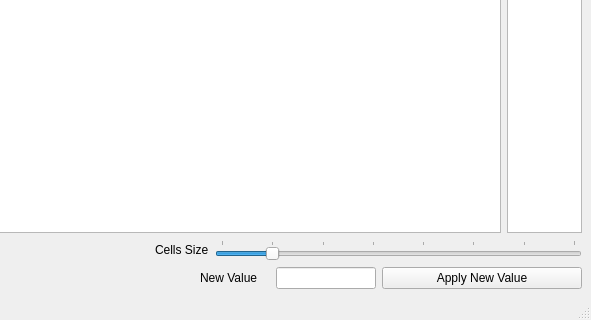
First picture: the form in designer/ui_fittingSetVariables.ui, repository ornlneutronimaging/iBeatles, before the edit; both pictures show x 631 to 1222 and y 452 to 772 of the 1222 by 772 pixel window.
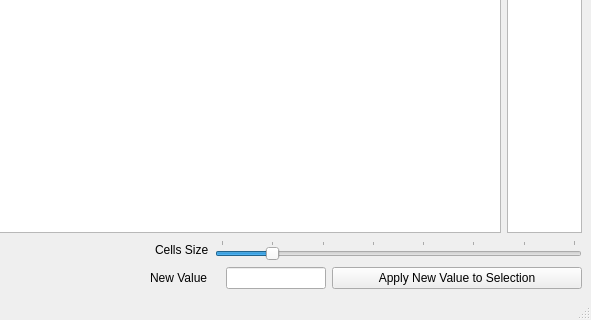
Second picture: the form after the edit.

Commit message: Changing value works and is blocked when the bin is locked

The edit to the form file:
```diff
--- a/designer/ui_fittingSetVariables.ui
+++ b/designer/ui_fittingSetVariables.ui
@@ -309,18 +309,18 @@
        <widget class="QPushButton" name="apply_button">
         <property name="minimumSize">
          <size>
-          <width>200</width>
+          <width>250</width>
           <height>0</height>
          </size>
         </property>
         <property name="maximumSize">
          <size>
-          <width>200</width>
+          <width>250</width>
           <height>16777215</height>
          </size>
         </property>
         <property name="text">
-         <string>Apply New Value</string>
+         <string>Apply New Value to Selection</string>
         </property>
        </widget>
       </item>
```
Left out of the diff: 33 changed lines with no effect on the pictures. The commit also changes 3 other files.
